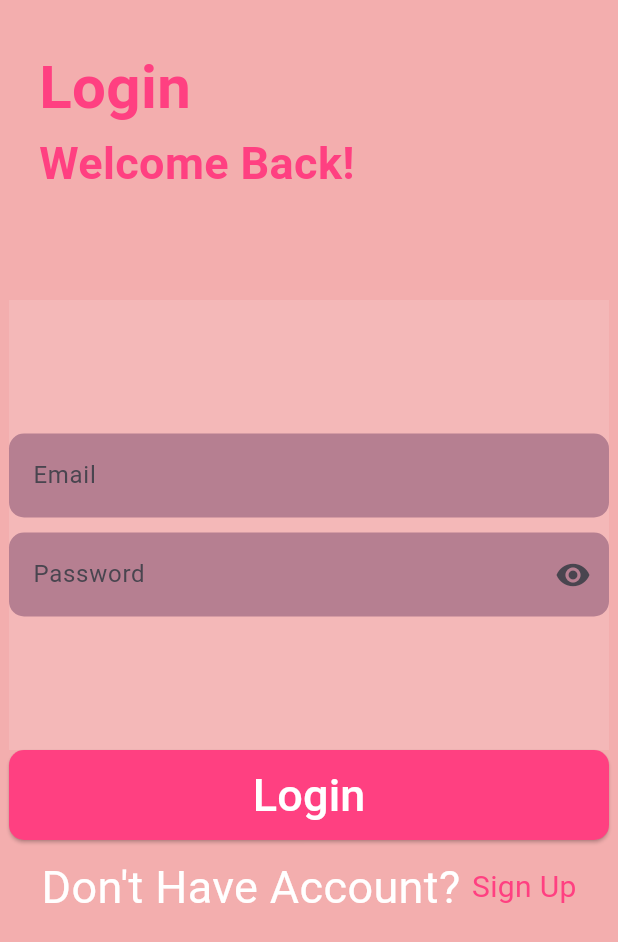
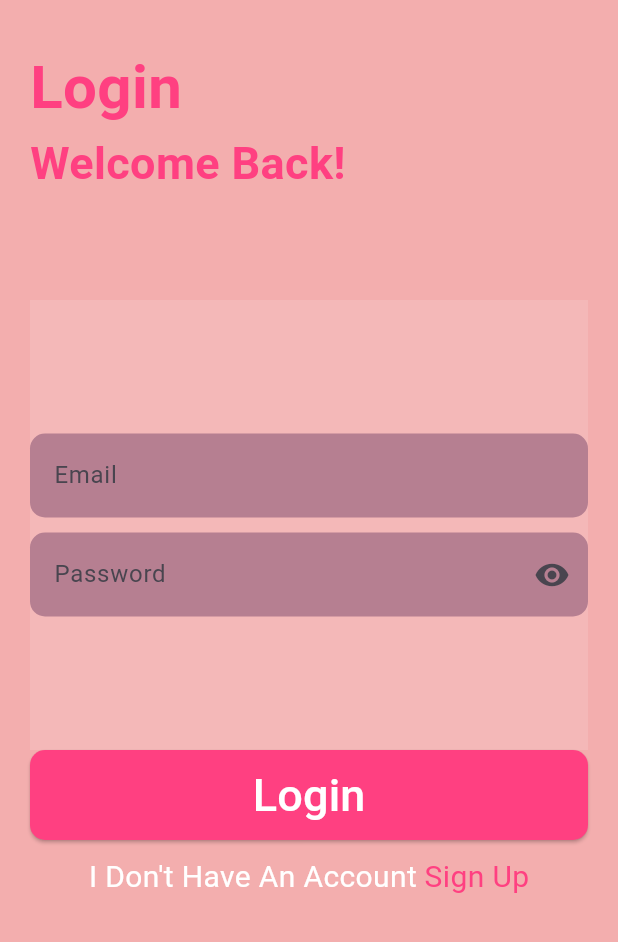
Before and after one commit to siwarbo/myfood_app, a Flutter app: the screen it shows after launch, on a phone screen of 412 x 824 dp. Shown: the top 942 px of the screen. Run offline on Flutter 3.47's test engine with Material 3 defaults, Android fonts, the light colour scheme and no system bars.

Commit message:
complete login

```diff
--- a/lib/screens/login.dart
+++ b/lib/screens/login.dart
@@ -1,4 +1,6 @@
 import 'package:flutter/material.dart';
+import 'package:myfood_app/widget/haveaccountornot.dart';
+import 'package:myfood_app/widget/mybutton.dart';
 import 'package:myfood_app/widget/mypasswordtextformfield.dart';
 import 'package:myfood_app/widget/mytextformfield.dart';
 import 'package:myfood_app/widget/toptitle.dart';
@@ -59,71 +61,45 @@ class _LoginState extends State<Login> {
       body: SafeArea(
         child: Builder(
           builder: (context) => Container(
+            padding: EdgeInsets.symmetric(horizontal: 20),
             child: Column(
               children: [
-
-                TopTitle(subsTitle: "Welcome Back!", title: "Login",),
+                TopTitle(
+                  subsTitle: "Welcome Back!",
+                  title: "Login",
+                ),
                 Center(
                   child: Container(
                     height: 300,
-                    width: 400,
+                    width: double.infinity,
                     color: Colors.white12,
                     child: Column(
                       mainAxisAlignment: MainAxisAlignment.center,
                       children: [
-                        MyTextFormField(title: "Email", controller:email,),
+                        MyTextFormField(
+                          title: "Email",
+                          controller: email,
+                        ),
                         SizedBox(
                           height: 10,
                         ),
-                        MyPasswordTextField(title: "Password",controller: password),
-                       ],
-                     ),
-                   ),
-                 ),
-                Container(
-                  height: 60,
-                  width: 400,
-                  child: ElevatedButton(
-                    style: ElevatedButton.styleFrom(
-                      shape: RoundedRectangleBorder(
-                        borderRadius: BorderRadius.circular(10),
-                      ),
-                      backgroundColor: Theme.of(context).primaryColor,
-                    ),
-                    onPressed: () {
-                      validation(context);
-                    },
-                    child: Text(
-                      "Login",
-                      style: TextStyle(
-                        color: Colors.white,
-                        fontSize: 30,
-                      ),
+                        MyPasswordTextField(
+                            title: "Password", controller: password),
+                      ],
                     ),
                   ),
+                ),
+                MyButton(
+                  name: "Login",
+                  onPressed: () {
+                    validation(context);
+                  },
                 ),
                 SizedBox(
                   height: 10,
                 ),
-                Row(
-                  mainAxisAlignment: MainAxisAlignment.center,
-                  children: [
-                    Text(
-                      "Don't Have Account? ",
-                      style: TextStyle(
-                        color: Colors.white,
-                        fontSize: 30,
-                      ),
-                    ),
-                    Text(
-                      "Sign Up",
-                      style: TextStyle(
-                        fontSize: 20,
-                        color: Theme.of(context).primaryColor,
-                      ),
-                    )
-                  ],
-                ),
+                HaveAccountOrNot(
+                    title: "I Don't Have An Account", subTitle: "Sign Up"),
               ],
             ),
           ),
--- /dev/null
+++ b/lib/widget/haveaccountornot.dart
@@ -0,0 +1,34 @@
+import 'package:flutter/material.dart';
+
+class HaveAccountOrNot extends StatelessWidget {
+  final String title, subTitle;
+  HaveAccountOrNot({required this.title, required this.subTitle});
+
+  @override
+  Widget build(BuildContext context) {
+    return SingleChildScrollView(
+      // Wrap with SingleChildScrollView
+      scrollDirection: Axis.horizontal, // Set scroll direction to horizontal
+      child: Row(
+        mainAxisAlignment: MainAxisAlignment.center,
+        children: [
+          Text(
+            title,
+            style: TextStyle(
+              color: Colors.white,
+              fontSize: 20,
+            ),
+          ),
+          SizedBox(width: 5), // Add spacing between texts
+          Text(
+            subTitle,
+            style: TextStyle(
+              fontSize: 20,
+              color: Theme.of(context).primaryColor,
+            ),
+          )
+        ],
+      ),
+    );
+  }
+}
--- a/lib/widget/mybutton.dart
+++ b/lib/widget/mybutton.dart
@@ -1,8 +1,32 @@
 import 'package:flutter/material.dart';
 
 class MyButton extends StatelessWidget {
+  final String name;
+  final VoidCallback onPressed; // Change the type to VoidCallback
+
+  MyButton({required this.name, required this.onPressed});
+
   @override
   Widget build(BuildContext context) {
-    return const Placeholder();
+    return Container(
+      height: 60,
+      width: double.infinity,
+      child: ElevatedButton(
+        style: ElevatedButton.styleFrom(
+          shape: RoundedRectangleBorder(
+            borderRadius: BorderRadius.circular(10),
+          ),
+          backgroundColor: Theme.of(context).primaryColor,
+        ),
+        onPressed: onPressed, // Pass onPressed directly
+        child: Text(
+          name,
+          style: TextStyle(
+            color: Colors.white,
+            fontSize: 30,
+          ),
+        ),
+      ),
+    );
   }
 }
--- a/lib/widget/toptitle.dart
+++ b/lib/widget/toptitle.dart
@@ -8,8 +8,8 @@ class TopTitle extends StatelessWidget {
   Widget build(BuildContext context) {
     return Container(
       height: 200,
-      width: 400,
-      padding: EdgeInsets.symmetric(vertical: 30, horizontal: 20),
+      width: double.infinity,
+      padding: EdgeInsets.symmetric(vertical: 30, ),
       child: Column(
         crossAxisAlignment: CrossAxisAlignment.start,
         children: [
```
Also changed, not shown: lib/main.dart (+2 -9 lines).
